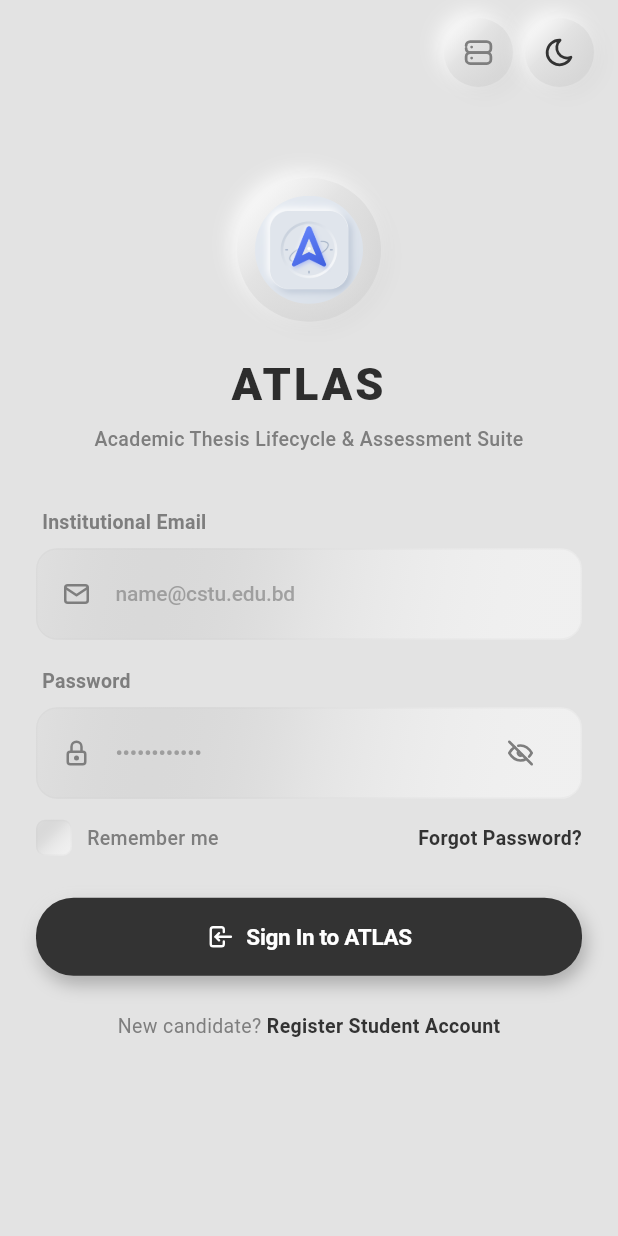
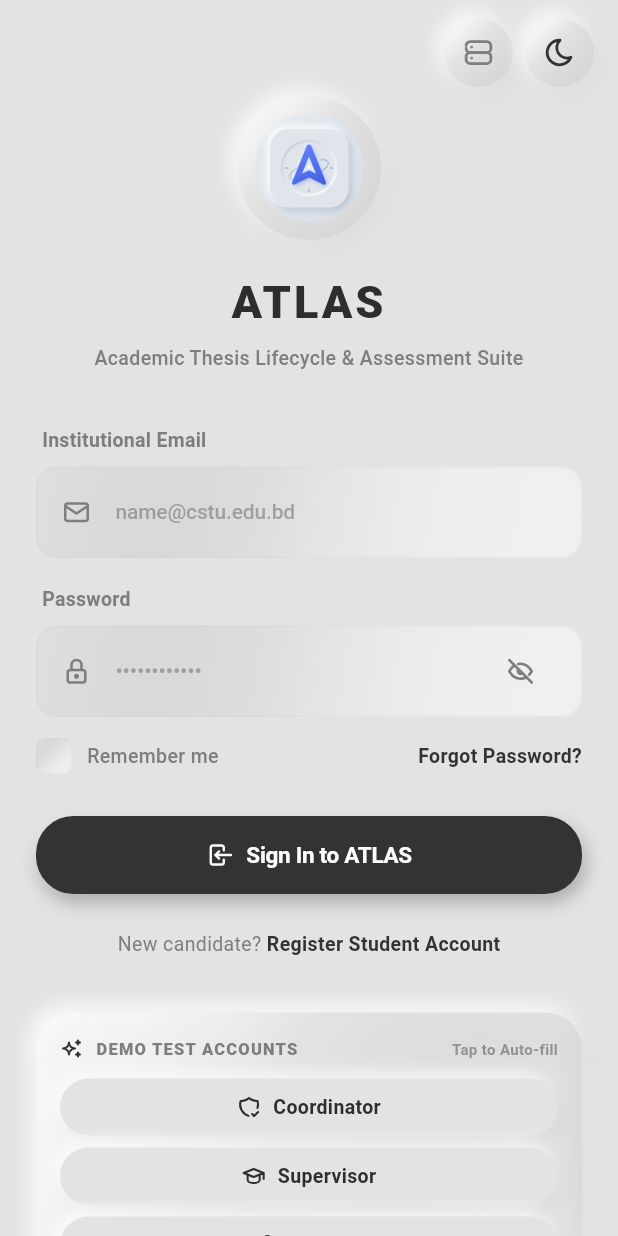
Before and after one commit to LIGHT2DD/Atlas_Mobile, a Flutter app: the screen it shows after launch, on a phone screen of 412 x 824 dp. Run offline on Flutter 3.47's test engine with Material 3 defaults, Android fonts, the phone set to English and light mode, and no system bars; our stand-ins replace dio, file_picker, flutter_riverpod, flutter_secure_storage, flutter_tabler_icons, go_router; network calls fail.

Commit message:
fix(auth): restore permanent demo credentials in release builds and update name placeholders to Islamic Bengali names

```diff
--- a/mobile/lib/features/auth/login_screen.dart
+++ b/mobile/lib/features/auth/login_screen.dart
@@ -1,4 +1,3 @@
-import 'package:flutter/foundation.dart';
 import 'package:flutter/material.dart';
 import 'package:flutter_riverpod/flutter_riverpod.dart';
 import 'package:flutter_tabler_icons/flutter_tabler_icons.dart';
@@ -59,13 +58,14 @@ class _LoginScreenState extends ConsumerState<LoginScreen> {
   }
 
   void _quickFill(String email, String password) {
+    ref.read(authControllerProvider.notifier).clearError();
     setState(() {
       _emailController.text = email;
       _passwordController.text = password;
     });
     NeuToast.show(
       context,
-      message: 'Loaded credentials for $email',
+      message: 'Auto-filled demo account: $email',
       type: NeuToastType.info,
       duration: const Duration(seconds: 2),
     );
@@ -282,24 +282,36 @@ class _LoginScreenState extends ConsumerState<LoginScreen> {
                       ),
                       const SizedBox(height: 36),
 
-                      // Tactile Quick Demo Roster Box (Guarded for development/debug only)
-                      if (kDebugMode) ...[
+                      // Tactile Quick Demo Credentials Card (Always available in debug & release for testing)
                       IosNeuCard(
                         padding: const EdgeInsets.all(16),
                         child: Column(
                           crossAxisAlignment: CrossAxisAlignment.start,
                           children: [
                             Row(
+                              mainAxisAlignment: MainAxisAlignment.spaceBetween,
+                              children: [
+                                Row(
                                   children: [
                                     Icon(TablerIcons.sparkles, size: 16, color: neuTheme.accentColor),
                                     const SizedBox(width: 8),
                                     Text(
-                                    'QUICK DEMO ROSTER',
+                                      'DEMO TEST ACCOUNTS',
                                       style: TextStyle(
                                         fontSize: 11,
                                         fontWeight: FontWeight.w800,
                                         color: neuTheme.textSecondary,
                                         letterSpacing: 0.8,
+                                      ),
+                                    ),
+                                  ],
+                                ),
+                                Text(
+                                  'Tap to Auto-fill',
+                                  style: TextStyle(
+                                    fontSize: 10,
+                                    color: neuTheme.textSecondary.withValues(alpha: 0.8),
+                                    fontWeight: FontWeight.w600,
                                   ),
                                 ),
                               ],
@@ -317,7 +329,6 @@ class _LoginScreenState extends ConsumerState<LoginScreen> {
                           ],
                         ),
                       ),
-                      ],
                     ],
                   ),
                 ),
--- a/mobile/lib/features/auth/register_screen.dart
+++ b/mobile/lib/features/auth/register_screen.dart
@@ -136,7 +136,7 @@ class _RegisterScreenState extends ConsumerState<RegisterScreen> {
                       child: NeuTextField(
                         controller: _firstNameController,
                         labelText: 'First Name',
-                        hintText: 'John',
+                        hintText: 'Tariqul',
                         autofillHints: const [AutofillHints.givenName],
                         validator: (v) => v == null || v.trim().isEmpty ? 'Required' : null,
                       ),
@@ -146,7 +146,7 @@ class _RegisterScreenState extends ConsumerState<RegisterScreen> {
                       child: NeuTextField(
                         controller: _lastNameController,
                         labelText: 'Last Name',
-                        hintText: 'Doe',
+                        hintText: 'Islam',
                         autofillHints: const [AutofillHints.familyName],
                         validator: (v) => v == null || v.trim().isEmpty ? 'Required' : null,
                       ),
```
Also changed, not shown: 2 other files. Lines whose indentation alone changed are shown as unchanged.
